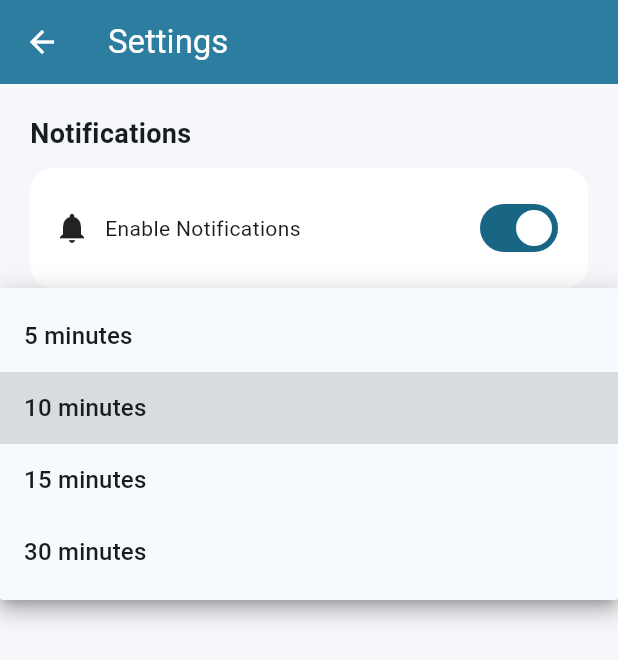
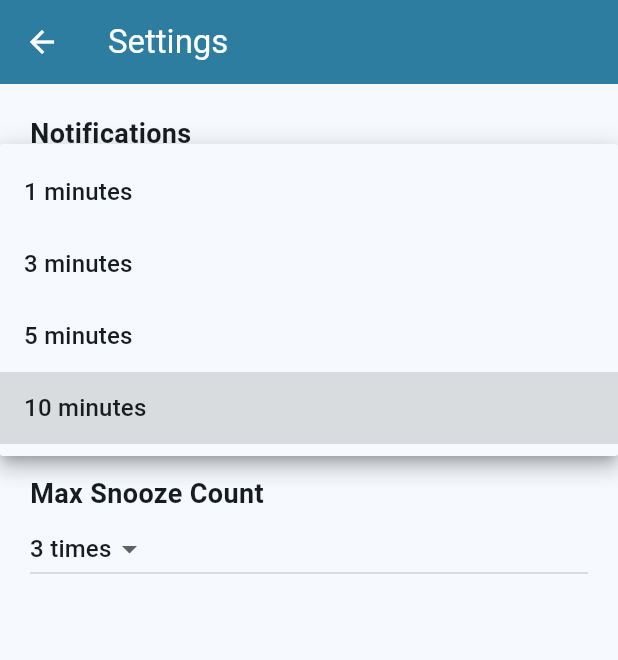
Before and after one commit to abdelazeem-5/Medicine_app, a Flutter app: the SettingsPage screen opened by its route, after a tap on an icon or button, on a phone screen of 412 x 824 dp. Shown: the top 660 px of the screen. Run offline on Flutter 3.47's test engine with Material 3 defaults, Android fonts, the phone set to English and light mode, and no system bars; our stand-ins replace cloud_firestore, firebase_auth, firebase_core, flutter_local_notifications, image_picker, permission_handler and 3 more; accounts and stored records are empty.

Commit message:
Fix notifications, calendar, profile & scroll

```diff
--- a/lib/main.dart
+++ b/lib/main.dart
@@ -51,13 +51,11 @@ class _MyAppState extends State<MyApp> {
     _loadTheme();
   }
 
-  // 🔥 Load saved theme
   Future<void> _loadTheme() async {
     final mode = await ThemeService.getTheme();
     setState(() => _themeMode = mode);
   }
 
-  // 🔥 Change + save theme
   Future<void> changeTheme(ThemeMode mode) async {
     await ThemeService.setTheme(mode);
     setState(() => _themeMode = mode);
@@ -89,7 +87,6 @@ class _MyAppState extends State<MyApp> {
       debugShowCheckedModeBanner: false,
       title: 'Medicine Reminder',
 
-      // 🔥 Global theme control
       themeMode: _themeMode,
 
       theme: ThemeData(
--- a/lib/screens/settings.dart
+++ b/lib/screens/settings.dart
@@ -87,8 +87,11 @@ class _SettingsPageState extends State<SettingsPage> {
 
   @override
   Widget build(BuildContext context) {
+
+    final theme = Theme.of(context);
+
     return Scaffold(
-      backgroundColor: const Color(0xFFF5F7FA),
+      backgroundColor: theme.scaffoldBackgroundColor,
 
       appBar: AppBar(
         title: const Text("Settings"),
@@ -100,9 +103,13 @@ class _SettingsPageState extends State<SettingsPage> {
         padding: const EdgeInsets.all(20),
         children: [
 
-          const Text(
+          Text(
             "Notifications",
-            style: TextStyle(fontSize: 18, fontWeight: FontWeight.bold),
+            style: TextStyle(
+              fontSize: 18,
+              fontWeight: FontWeight.bold,
+              color: theme.textTheme.bodyLarge?.color,
+            ),
           ),
 
           const SizedBox(height: 10),
@@ -110,16 +117,23 @@ class _SettingsPageState extends State<SettingsPage> {
           Container(
             padding: const EdgeInsets.all(16),
             decoration: BoxDecoration(
-              color: Colors.white,
+              color: theme.cardColor,
               borderRadius: BorderRadius.circular(16),
             ),
             child: Row(
               children: [
-                const Icon(Icons.notifications),
+                Icon(Icons.notifications,
+                    color: theme.iconTheme.color),
+
                 const SizedBox(width: 10),
 
-                const Expanded(
-                  child: Text("Enable Notifications"),
+                Expanded(
+                  child: Text(
+                    "Enable Notifications",
+                    style: TextStyle(
+                      color: theme.textTheme.bodyLarge?.color,
+                    ),
+                  ),
                 ),
 
                 Switch(
@@ -132,17 +146,27 @@ class _SettingsPageState extends State<SettingsPage> {
 
           const SizedBox(height: 30),
 
-          const Text(
+          Text(
             "Snooze Duration",
-            style: TextStyle(fontSize: 18, fontWeight: FontWeight.bold),
+            style: TextStyle(
+              fontSize: 18,
+              fontWeight: FontWeight.bold,
+              color: theme.textTheme.bodyLarge?.color,
+            ),
           ),
 
           DropdownButton<int>(
             value: snoozeDuration,
-            items: [5, 10, 15, 30]
+            dropdownColor: theme.cardColor,
+            items: [1 ,3, 5, 10]
                 .map((e) => DropdownMenuItem(
                       value: e,
-                      child: Text("$e minutes"),
+                      child: Text(
+                        "$e minutes",
+                        style: TextStyle(
+                          color: theme.textTheme.bodyLarge?.color,
+                        ),
+                      ),
                     ))
                 .toList(),
             onChanged: (v) async {
@@ -153,17 +177,27 @@ class _SettingsPageState extends State<SettingsPage> {
 
           const SizedBox(height: 20),
 
-          const Text(
+          Text(
             "Max Snooze Count",
-            style: TextStyle(fontSize: 18, fontWeight: FontWeight.bold),
+            style: TextStyle(
+              fontSize: 18,
+              fontWeight: FontWeight.bold,
+              color: theme.textTheme.bodyLarge?.color,
+            ),
           ),
 
           DropdownButton<int>(
             value: snoozeCount,
+            dropdownColor: theme.cardColor,
             items: [1, 2, 3, 4, 5]
                 .map((e) => DropdownMenuItem(
                       value: e,
-                      child: Text("$e times"),
+                      child: Text(
+                        "$e times",
+                        style: TextStyle(
+                          color: theme.textTheme.bodyLarge?.color,
+                        ),
+                      ),
                     ))
                 .toList(),
             onChanged: (v) async {
--- a/lib/services/theme_service.dart
+++ b/lib/services/theme_service.dart
@@ -4,9 +4,7 @@ import 'package:shared_preferences/shared_preferences.dart';
 class ThemeService {
   static const String _key = 'theme_mode';
 
-  // 0 = system, 1 = light, 2 = dark
 
-  /// 🔹 Get Theme
   static Future<ThemeMode> getTheme() async {
     final prefs = await SharedPreferences.getInstance();
     final value = prefs.getInt(_key) ?? 0;
@@ -21,7 +19,6 @@ class ThemeService {
     }
   }
 
-  /// 🔹 Set Theme
   static Future<void> setTheme(ThemeMode mode) async {
     final prefs = await SharedPreferences.getInstance();
 
```
Also changed, not shown: lib/screens/add_medicine.dart (+93 -31 lines), lib/screens/calendar.dart (+3 -4 lines), lib/screens/history.dart (+24 -13 lines), lib/screens/home.dart (+18 -5 lines), lib/screens/login.dart (+35 -12 lines), lib/screens/profile.dart (+13 -3 lines), lib/screens/signup.dart (+38 -15 lines), lib/screens/welcome_page.dart (+51 -8 lines), lib/services/firebase_service.dart (+12 -10 lines), lib/services/notification_service.dart (+58 -54 lines), lib/services/snooze_service.dart (+41 -25 lines), 1 other file.
